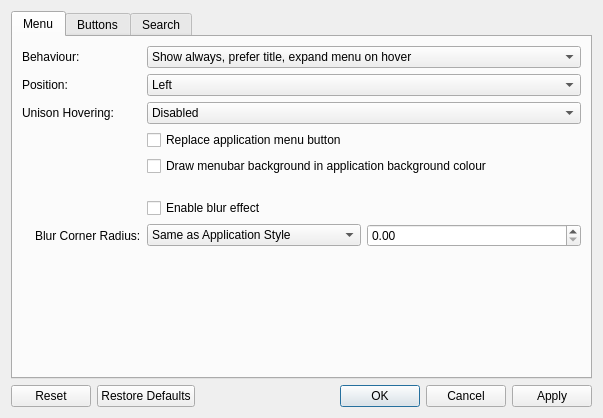
paulmcauley/klassy, file kdecoration/config/ui/titlebarappmenubar.ui: the form before one commit.
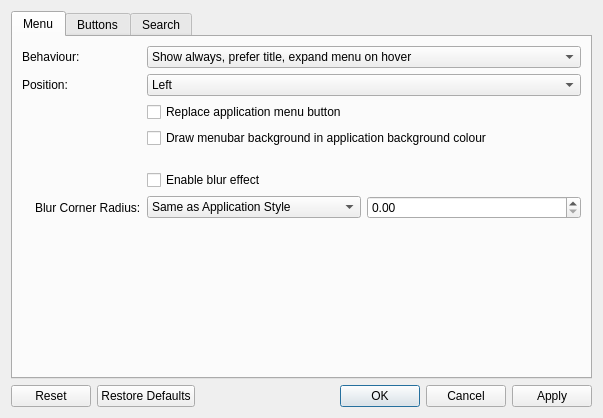
The form after the commit.

Commit message:
Remove unison hovering for TitleBarAppMenuBar
I see no pragmatic use for this. The AppMenuTextButton behaviour is
hardcoded to always display anyway. The normal button unison hovering
was only added reluctantly to placate Mac fanatic, but not even Macs do
this for the Menubar.

```diff
--- a/kdecoration/config/ui/titlebarappmenubar.ui
+++ b/kdecoration/config/ui/titlebarappmenubar.ui
@@ -97,50 +97,21 @@
          </item>
         </widget>
        </item>
-       <item row="2" column="0">
-        <widget class="QLabel" name="menuUnisonHoveringLabel">
-         <property name="text">
-          <string>Unison Hovering:</string>
-         </property>
-         <property name="buddy">
-          <cstring>menuUnisonHovering</cstring>
-         </property>
-        </widget>
-       </item>
        <item row="2" column="1">
-        <widget class="QComboBox" name="menuUnisonHovering">
-         <item>
-          <property name="text">
-           <string>Disabled</string>
-          </property>
-         </item>
-         <item>
-          <property name="text">
-           <string>Separate</string>
-          </property>
-         </item>
-         <item>
-          <property name="text">
-           <string>Together</string>
-          </property>
-         </item>
-        </widget>
-       </item>
-       <item row="3" column="1">
         <widget class="QCheckBox" name="menuReplacesApplicationMenuButton">
          <property name="text">
           <string>Replace application menu button</string>
          </property>
         </widget>
        </item>
-       <item row="4" column="1">
+       <item row="3" column="1">
         <widget class="QCheckBox" name="menuBarDrawBackgroundWindowColored">
          <property name="text">
           <string>Draw menubar background in application background colour</string>
          </property>
         </widget>
        </item>
-       <item row="5" column="1">
+       <item row="4" column="1">
         <spacer name="verticalSpacer_5">
          <property name="orientation">
           <enum>Qt::Orientation::Vertical</enum>
@@ -156,14 +127,14 @@
          </property>
         </spacer>
        </item>
-       <item row="6" column="1">
+       <item row="5" column="1">
         <widget class="QCheckBox" name="menuEnableBlurEffect">
          <property name="text">
           <string>Enable blur effect</string>
          </property>
         </widget>
        </item>
-       <item row="7" column="0">
+       <item row="6" column="0">
         <layout class="QHBoxLayout" name="horizontalLayout_4">
          <item>
           <widget class="QLabel" name="menuBlurCornerRadiusIcon">
@@ -184,7 +155,7 @@
          </item>
         </layout>
        </item>
-       <item row="7" column="1">
+       <item row="6" column="1">
         <layout class="QHBoxLayout" name="horizontalLayout_2">
          <item>
           <widget class="QComboBox" name="menuBlurCornerRadius">
@@ -209,7 +180,7 @@
          </item>
         </layout>
        </item>
-       <item row="8" column="1">
+       <item row="7" column="1">
         <spacer name="verticalSpacer_3">
          <property name="orientation">
           <enum>Qt::Orientation::Vertical</enum>
```
Left out of the diff: 1 changed line with no effect on the pictures. The commit also changes 7 other files.
